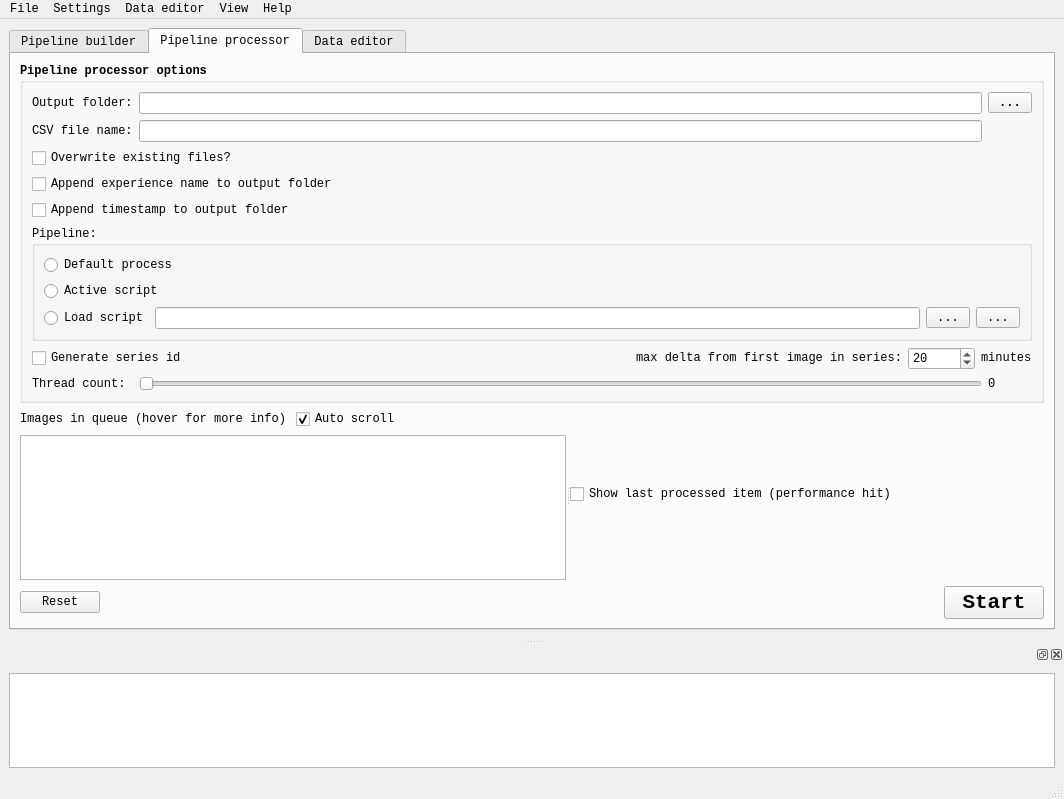
tpmp-inra/ipso_phen, file ui_qt/main_form.ui: the form before one commit.
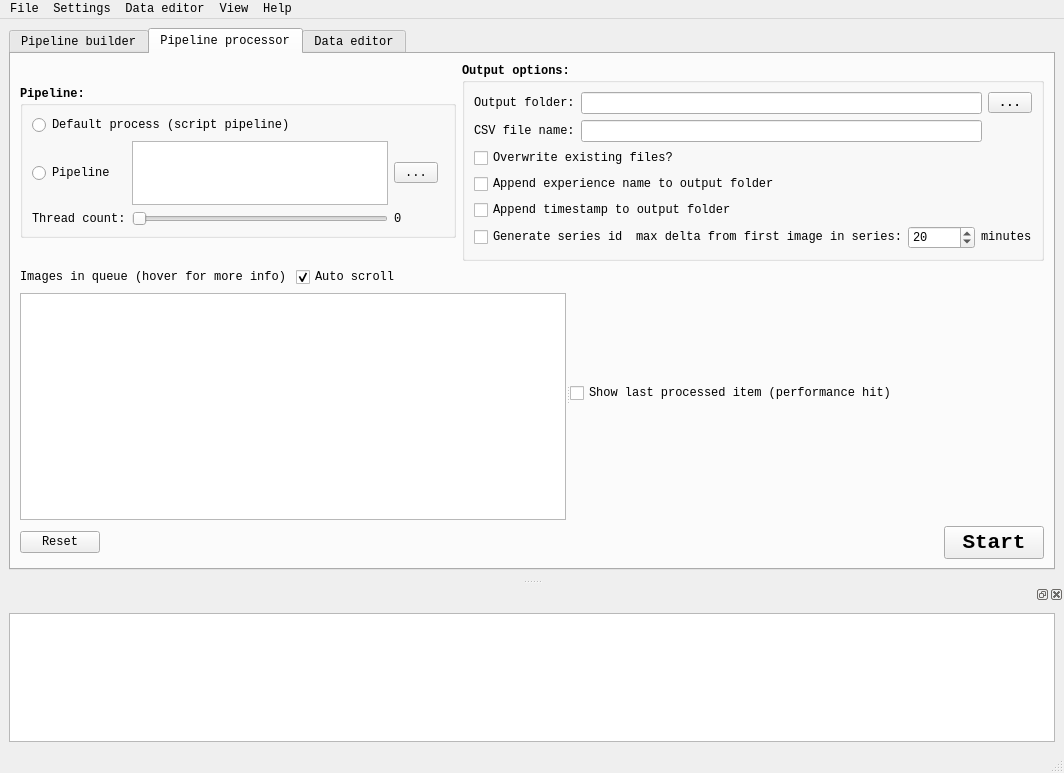
The form after the commit. The open tabs and pages were chosen to show the change. Icons and pictures are not drawn.

The edit to the form file:
```diff
--- a/ui_qt/main_form.ui
+++ b/ui_qt/main_form.ui
@@ -7,8 +7,8 @@
    <rect>
     <x>0</x>
     <y>0</y>
-    <width>1023</width>
-    <height>799</height>
+    <width>944</width>
+    <height>773</height>
    </rect>
   </property>
   <property name="font">
@@ -46,8 +46,8 @@
        <attribute name="title">
         <string>Pipeline builder</string>
        </attribute>
-       <layout class="QGridLayout" name="gridLayout_14">
-        <item row="0" column="0">
+       <layout class="QVBoxLayout" name="verticalLayout_3">
+        <item>
          <layout class="QHBoxLayout" name="horizontalLayout_5">
           <item>
            <widget class="QCheckBox" name="chk_experiment">
@@ -226,8 +226,8 @@
           </item>
          </layout>
         </item>
-        <item row="1" column="0">
-         <widget class="QSplitter" name="spl_ver_main">
+        <item>
+         <widget class="QSplitter" name="spl_pb_ver_main">
           <property name="orientation">
            <enum>Qt::Horizontal</enum>
           </property>
@@ -242,8 +242,23 @@
             <number>1</number>
            </property>
            <layout class="QHBoxLayout" name="horizontalLayout_7">
+            <property name="spacing">
+             <number>0</number>
+            </property>
+            <property name="leftMargin">
+             <number>0</number>
+            </property>
+            <property name="topMargin">
+             <number>0</number>
+            </property>
+            <property name="rightMargin">
+             <number>0</number>
+            </property>
+            <property name="bottomMargin">
+             <number>0</number>
+            </property>
             <item>
-             <widget class="QSplitter" name="spl_hor_main_left">
+             <widget class="QSplitter" name="spl_hor_pb_left">
               <property name="frameShape">
                <enum>QFrame::NoFrame</enum>
               </property>
@@ -258,12 +273,27 @@
                 <enum>QFrame::NoFrame</enum>
                </property>
                <property name="frameShadow">
-                <enum>QFrame::Plain</enum>
+                <enum>QFrame::Raised</enum>
                </property>
                <property name="lineWidth">
                 <number>0</number>
                </property>
                <layout class="QGridLayout" name="gridLayout_18">
+                <property name="leftMargin">
+                 <number>0</number>
+                </property>
+                <property name="topMargin">
+                 <number>4</number>
+                </property>
+                <property name="rightMargin">
+                 <number>4</number>
+                </property>
+                <property name="bottomMargin">
+                 <number>4</number>
+                </property>
+                <property name="spacing">
+                 <number>0</number>
+                </property>
                 <item row="0" column="0">
                  <widget class="QLabel" name="lbl_selection">
                   <property name="font">
@@ -367,14 +397,25 @@
                 <enum>QFrame::NoFrame</enum>
                </property>
                <property name="frameShadow">
-                <enum>QFrame::Plain</enum>
+                <enum>QFrame::Raised</enum>
                </property>
                <layout class="QHBoxLayout" name="horizontalLayout_2">
+                <property name="spacing">
+                 <number>0</number>
+                </property>
+                <property name="leftMargin">
+                 <number>0</number>
+                </property>
+                <property name="topMargin">
+                 <number>4</number>
+                </property>
+                <property name="rightMargin">
+                 <number>4</number>
+                </property>
+                <property name="bottomMargin">
+                 <number>4</number>
+                </property>
                 <item>
-                 <widget class="QSplitter" name="spl_ver_main_tab_source">
-                  <property name="orientation">
-                   <enum>Qt::Horizontal</enum>
-                  </property>
                   <widget class="QTabWidget" name="tw_tool_box">
                    <property name="minimumSize">
                     <size>
@@ -540,8 +581,8 @@
                          <rect>
                           <x>0</x>
                           <y>0</y>
-                          <width>702</width>
-                          <height>77</height>
+                         <width>697</width>
+                         <height>91</height>
                          </rect>
                         </property>
                         <layout class="QHBoxLayout" name="horizontalLayout_4">
@@ -666,7 +707,6 @@
                     </layout>
                    </widget>
                   </widget>
-                 </widget>
                 </item>
                </layout>
               </widget>
@@ -675,9 +715,24 @@
                 <enum>QFrame::NoFrame</enum>
                </property>
                <property name="frameShadow">
-                <enum>QFrame::Plain</enum>
+                <enum>QFrame::Raised</enum>
                </property>
                <layout class="QHBoxLayout" name="horizontalLayout">
+                <property name="spacing">
+                 <number>0</number>
+                </property>
+                <property name="leftMargin">
+                 <number>0</number>
+                </property>
+                <property name="topMargin">
+                 <number>4</number>
+                </property>
+                <property name="rightMargin">
+                 <number>4</number>
+                </property>
+                <property name="bottomMargin">
+                 <number>4</number>
+                </property>
                 <item>
                  <layout class="QGridLayout" name="gridLayout_16">
                   <item row="1" column="0">
@@ -1093,7 +1148,7 @@
                           <rect>
                            <x>0</x>
                            <y>0</y>
-                           <width>700</width>
+                           <width>695</width>
                            <height>70</height>
                           </rect>
                          </property>
@@ -1155,9 +1210,9 @@
            <property name="frameShadow">
             <enum>QFrame::Plain</enum>
            </property>
-           <layout class="QGridLayout" name="gridLayout_12">
-            <item row="0" column="0">
-             <layout class="QHBoxLayout" name="horizontalLayout_10">
+           <layout class="QVBoxLayout" name="verticalLayout">
+            <item>
+             <layout class="QHBoxLayout" name="horizontalLayout_6">
               <item>
                <widget class="QComboBox" name="cb_available_outputs">
                 <property name="maxVisibleItems">
@@ -1183,11 +1238,38 @@
               </item>
              </layout>
             </item>
-            <item row="1" column="0">
-             <widget class="QSplitter" name="spl_ver_main_img_data">
+            <item>
+             <widget class="QSplitter" name="spl_ver_src_res_data">
               <property name="orientation">
                <enum>Qt::Horizontal</enum>
               </property>
+              <widget class="QFrame" name="frm_src_img">
+               <property name="frameShape">
+                <enum>QFrame::StyledPanel</enum>
+               </property>
+               <property name="frameShadow">
+                <enum>QFrame::Raised</enum>
+               </property>
+               <property name="lineWidth">
+                <number>1</number>
+               </property>
+              </widget>
+              <widget class="QFrame" name="frm_res_img">
+               <property name="frameShape">
+                <enum>QFrame::StyledPanel</enum>
+               </property>
+               <property name="frameShadow">
+                <enum>QFrame::Raised</enum>
+               </property>
+              </widget>
+              <widget class="QFrame" name="frm_data">
+               <property name="frameShape">
+                <enum>QFrame::StyledPanel</enum>
+               </property>
+               <property name="frameShadow">
+                <enum>QFrame::Raised</enum>
+               </property>
+              </widget>
              </widget>
             </item>
            </layout>
@@ -1200,8 +1282,130 @@
        <attribute name="title">
         <string>Pipeline processor</string>
        </attribute>
-       <layout class="QVBoxLayout" name="verticalLayout_4">
-        <item>
+       <layout class="QGridLayout" name="gridLayout" columnstretch="3,4">
+        <item row="0" column="0">
+         <widget class="QGroupBox" name="groupBox_2">
+          <property name="sizePolicy">
+           <sizepolicy hsizetype="Preferred" vsizetype="Fixed">
+            <horstretch>0</horstretch>
+            <verstretch>0</verstretch>
+           </sizepolicy>
+          </property>
+          <property name="font">
+           <font>
+            <weight>75</weight>
+            <bold>true</bold>
+           </font>
+          </property>
+          <property name="title">
+           <string>Pipeline:</string>
+          </property>
+          <property name="flat">
+           <bool>false</bool>
+          </property>
+          <layout class="QGridLayout" name="gridLayout_5">
+           <item row="1" column="0">
+            <widget class="QRadioButton" name="rb_pp_load_script">
+             <property name="font">
+              <font>
+               <weight>50</weight>
+               <bold>false</bold>
+              </font>
+             </property>
+             <property name="text">
+              <string>Pipeline</string>
+             </property>
+            </widget>
+           </item>
+           <item row="0" column="0" colspan="4">
+            <widget class="QRadioButton" name="rb_pp_default_process">
+             <property name="font">
+              <font>
+               <weight>50</weight>
+               <bold>false</bold>
+              </font>
+             </property>
+             <property name="text">
+              <string>Default process (script pipeline)</string>
+             </property>
+            </widget>
+           </item>
+           <item row="1" column="2">
+            <widget class="QToolButton" name="bt_pp_select_script">
+             <property name="font">
+              <font>
+               <weight>50</weight>
+               <bold>false</bold>
+              </font>
+             </property>
+             <property name="text">
+              <string>...</string>
+             </property>
+             <property name="icon">
+              <iconset resource="main_form.qrc">
+               <normaloff>:/common/resources/List.png</normaloff>:/common/resources/List.png</iconset>
+             </property>
+            </widget>
+           </item>
+           <item row="1" column="1">
+            <widget class="QTextBrowser" name="tb_pp_desc">
+             <property name="maximumSize">
+              <size>
+               <width>16777215</width>
+               <height>64</height>
+              </size>
+             </property>
+             <property name="font">
+              <font>
+               <weight>50</weight>
+               <bold>false</bold>
+              </font>
+             </property>
+            </widget>
+           </item>
+           <item row="2" column="0">
+            <widget class="QLabel" name="label_9">
+             <property name="sizePolicy">
+              <sizepolicy hsizetype="Minimum" vsizetype="Minimum">
+               <horstretch>0</horstretch>
+               <verstretch>0</verstretch>
+              </sizepolicy>
+             </property>
+             <property name="font">
+              <font>
+               <weight>50</weight>
+               <bold>false</bold>
+              </font>
+             </property>
+             <property name="text">
+              <string>Thread count:</string>
+             </property>
+            </widget>
+           </item>
+           <item row="2" column="1">
+            <widget class="QSlider" name="sl_pp_thread_count">
+             <property name="orientation">
+              <enum>Qt::Horizontal</enum>
+             </property>
+            </widget>
+           </item>
+           <item row="2" column="2">
+            <widget class="QLabel" name="lb_pp_thread_count">
+             <property name="font">
+              <font>
+               <weight>50</weight>
+               <bold>false</bold>
+              </font>
+             </property>
+             <property name="text">
+              <string>0</string>
+             </property>
+            </widget>
+           </item>
+          </layout>
+         </widget>
+        </item>
+        <item row="0" column="1">
          <widget class="QGroupBox" name="groupBox">
           <property name="sizePolicy">
            <sizepolicy hsizetype="Preferred" vsizetype="Fixed">
@@ -1216,9 +1420,12 @@
            </font>
           </property>
           <property name="title">
-           <string>Pipeline processor options:</string>
+           <string>Output options:</string>
           </property>
           <layout class="QGridLayout" name="gridLayout_11">
+           <item row="1" column="1">
+            <widget class="QLineEdit" name="edt_csv_file_name"/>
+           </item>
            <item row="1" column="0">
             <widget class="QLabel" name="lbl_csv_file_name">
              <property name="font">
@@ -1243,10 +1450,7 @@
              </property>
             </widget>
            </item>
-           <item row="1" column="1">
-            <widget class="QLineEdit" name="edt_csv_file_name"/>
-           </item>
-           <item row="7" column="0" colspan="3">
+           <item row="6" column="0" colspan="3">
             <layout class="QHBoxLayout" name="horizontalLayout_11">
              <item>
               <widget class="QCheckBox" name="cb_pp_generate_series_id">
@@ -1342,35 +1546,16 @@
              </item>
             </layout>
            </item>
-           <item row="8" column="0">
-            <widget class="QLabel" name="label_9">
-             <property name="sizePolicy">
-              <sizepolicy hsizetype="Minimum" vsizetype="Minimum">
-               <horstretch>0</horstretch>
-               <verstretch>0</verstretch>
-              </sizepolicy>
-             </property>
+           <item row="0" column="1">
+            <widget class="QLineEdit" name="le_pp_output_folder">
              <property name="font">
               <font>
                <weight>50</weight>
                <bold>false</bold>
               </font>
              </property>
-             <property name="text">
-              <string>Thread count:</string>
-             </property>
-            </widget>
-           </item>
-           <item row="8" column="2">
-            <widget class="QLabel" name="lb_pp_thread_count">
-             <property name="font">
-              <font>
-               <weight>50</weight>
-               <bold>false</bold>
-              </font>
-             </property>
-             <property name="text">
-              <string>0</string>
+             <property name="readOnly">
+              <bool>true</bool>
              </property>
             </widget>
            </item>
@@ -1387,106 +1572,6 @@
              </property>
             </widget>
            </item>
-           <item row="8" column="1">
-            <widget class="QSlider" name="sl_pp_thread_count">
-             <property name="orientation">
-              <enum>Qt::Horizontal</enum>
-             </property>
-            </widget>
-           </item>
-           <item row="0" column="1">
-            <widget class="QLineEdit" name="le_pp_output_folder">
-             <property name="font">
-              <font>
-               <weight>50</weight>
-               <bold>false</bold>
-              </font>
-             </property>
-             <property name="readOnly">
-              <bool>true</bool>
-             </property>
-            </widget>
-           </item>
-           <item row="5" column="0" colspan="3">
-            <widget class="QGroupBox" name="groupBox_2">
-             <property name="sizePolicy">
-              <sizepolicy hsizetype="Preferred" vsizetype="Fixed">
-               <horstretch>0</horstretch>
-               <verstretch>0</verstretch>
-              </sizepolicy>
-             </property>
-             <property name="font">
-              <font>
-               <weight>50</weight>
-               <bold>false</bold>
-              </font>
-             </property>
-             <property name="title">
-              <string>Pipeline:</string>
-             </property>
-             <property name="flat">
-              <bool>false</bool>
-             </property>
-             <layout class="QGridLayout" name="gridLayout_5">
-              <item row="2" column="3">
-               <widget class="QToolButton" name="bt_pp_clear_script">
-                <property name="text">
-                 <string>...</string>
-                </property>
-                <property name="icon">
-                 <iconset resource="main_form.qrc">
-                  <normaloff>:/annotation_level/resources/Delete.png</normaloff>:/annotation_level/resources/Delete.png</iconset>
-                </property>
-               </widget>
-              </item>
-              <item row="1" column="0" colspan="4">
-               <widget class="QRadioButton" name="rb_pp_active_script">
-                <property name="text">
-                 <string>Active script</string>
-                </property>
-               </widget>
-              </item>
-              <item row="0" column="0" colspan="4">
-               <widget class="QRadioButton" name="rb_pp_default_process">
-                <property name="text">
-                 <string>Default process</string>
-                </property>
-               </widget>
-              </item>
-              <item row="2" column="0">
-               <widget class="QRadioButton" name="rb_pp_load_script">
-                <property name="text">
-                 <string>Load script</string>
-                </property>
-               </widget>
-              </item>
-              <item row="2" column="1">
-               <widget class="QLineEdit" name="le_pp_selected_pipeline">
-                <property name="font">
-                 <font>
-                  <weight>50</weight>
-                  <bold>false</bold>
-                 </font>
-                </property>
-                <property name="readOnly">
-                 <bool>true</bool>
-                </property>
-               </widget>
-              </item>
-              <item row="2" column="2">
-               <widget class="QToolButton" name="bt_pp_select_script">
-                <property name="text">
-                 <string>...</string>
-                </property>
-                <property name="icon">
-                 <iconset resource="main_form.qrc">
-                  <normaloff>:/common/resources/List.png</normaloff>:/common/resources/List.png</iconset>
-                </property>
-               </widget>
-              </item>
-             </layout>
-            </widget>
-           </item>
            <item row="4" column="0" colspan="3">
             <widget class="QCheckBox" name="cb_pp_append_timestamp_to_output_folder">
              <property name="font">
@@ -1529,7 +1614,7 @@
           </layout>
          </widget>
         </item>
-        <item>
+        <item row="1" column="0" colspan="2">
          <widget class="QSplitter" name="splitter">
           <property name="orientation">
            <enum>Qt::Horizontal</enum>
@@ -1571,7 +1656,7 @@
           </widget>
          </widget>
         </item>
-        <item>
+        <item row="2" column="0" colspan="2">
          <layout class="QHBoxLayout" name="horizontalLayout_3">
           <item>
            <widget class="QPushButton" name="bt_pp_reset">
@@ -1709,7 +1794,7 @@
     <rect>
      <x>0</x>
      <y>0</y>
-     <width>1023</width>
+     <width>944</width>
      <height>21</height>
     </rect>
    </property>
```
Lines whose indentation alone changed are shown as unchanged.
